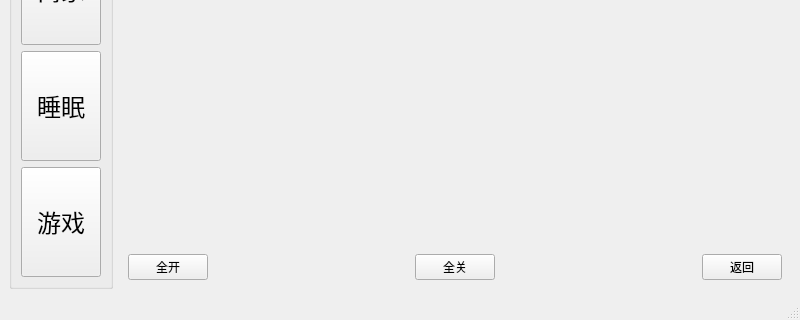
Old version of the form mainwindow.ui in the repository DaisyCoding/QtLab-finalwork; both pictures show x 0 to 800 and y 280 to 600 of the 800 by 600 pixel window.
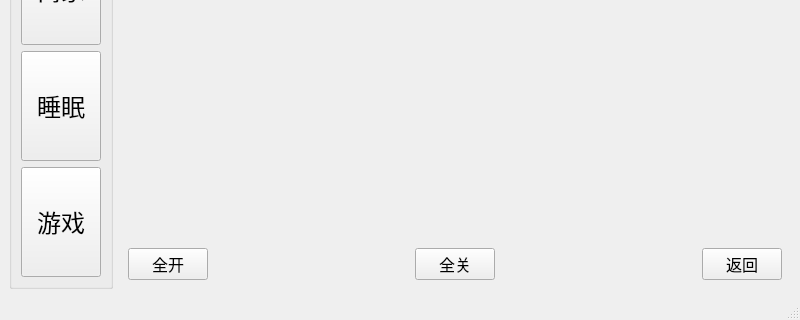
New version of the form. The open tabs and pages were chosen to show the change.

Commit message: 2026/1/4 完成主页面和功能页面之间的跳转

Diff of the .ui file:
```diff
--- a/mainwindow.ui
+++ b/mainwindow.ui
@@ -375,6 +375,11 @@
                 <height>16777215</height>
                </size>
               </property>
+              <property name="font">
+               <font>
+                <pointsize>12</pointsize>
+               </font>
+              </property>
               <property name="text">
                <string>全开</string>
               </property>
@@ -401,6 +406,11 @@
                 <height>16777215</height>
                </size>
               </property>
+              <property name="font">
+               <font>
+                <pointsize>12</pointsize>
+               </font>
+              </property>
               <property name="text">
                <string>全关</string>
               </property>
@@ -427,6 +437,11 @@
                 <height>16777215</height>
                </size>
               </property>
+              <property name="font">
+               <font>
+                <pointsize>12</pointsize>
+               </font>
+              </property>
               <property name="text">
                <string>返回</string>
               </property>
```
Left out of the diff: 31 changed lines with no effect on the pictures. The commit also changes 2 other files.
